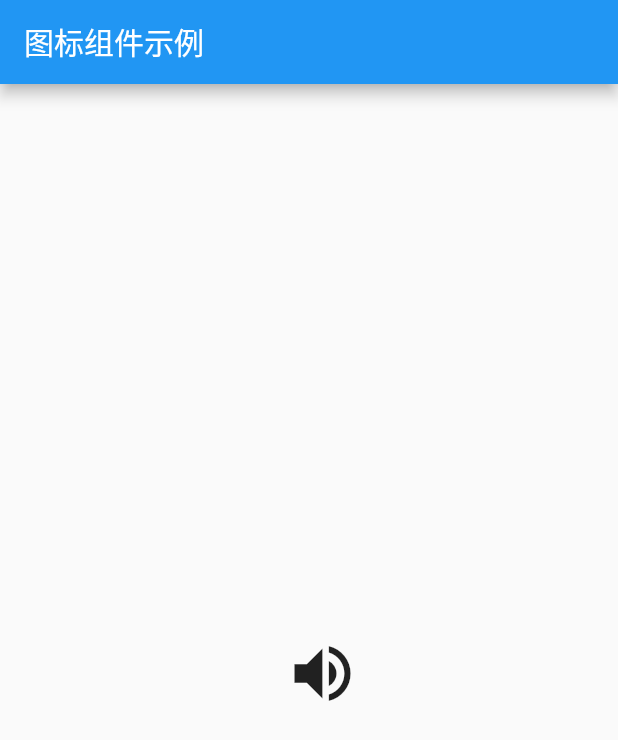
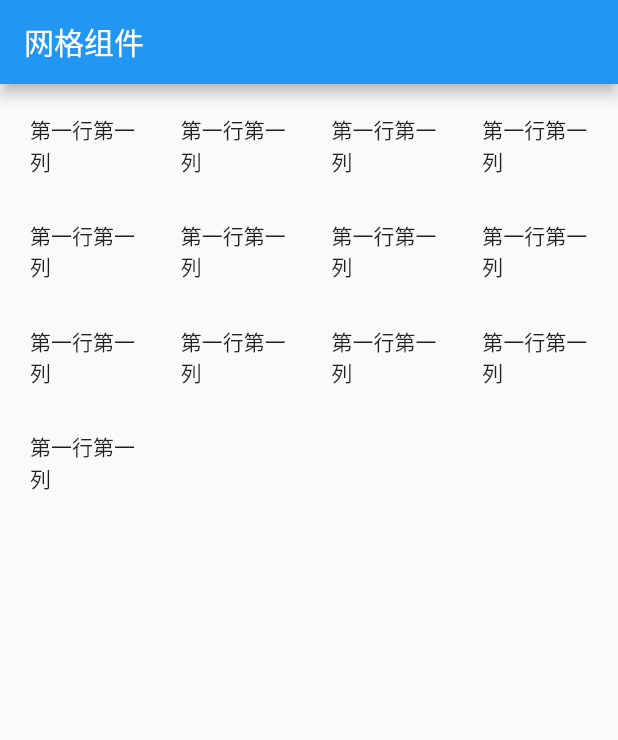
Before and after one commit to JayRichrd/foutterdemo, a Flutter app: the screen it shows after launch, on a phone screen of 412 x 824 dp. Shown: the top 740 px of the screen. Run offline on Flutter 3.47's test engine with Material 2 defaults, Android fonts, the phone set to English and light mode, and no system bars.

Commit message:
feat(list): 列表组件

```diff
--- a/lib/main.dart
+++ b/lib/main.dart
@@ -4,15 +4,36 @@ import 'package:http/http.dart' as http;
 import 'dart:convert';
 import 'dart:io';
 
-void main() => runApp(MyApp());
+void main() =>
+    runApp(MyApp(items: List<String>.generate(500, (i) => "Item $i")));
 
 class MyApp extends StatelessWidget {
+  final List<String> items;
+
+  MyApp({Key key, @required this.items}) : super(key: key);
+
   @override
   Widget build(BuildContext context) {
     final appName = '自定义主题';
+//    return MaterialApp(
+//      title: 'Flutter Demo',
+//      home: Scaffold(
+//        appBar: AppBar(
+//          title: Text('长列表'),
+//        ),
+//        body: ListView.builder(
+//          itemCount: items.length,
+//          itemBuilder: (context, index) {
+//            return ListTile(
+//              leading: Icon(Icons.phone),
+//              title: Text('${items[index]}'),
+//            );
+//          },
+//        ),
+//      ),
+//    );
     return MaterialApp(
-      title: '容器组件示例',
-      home: LayoutDemo(),
+      home: GridDemoLayout(),
     );
   }
 
@@ -35,6 +56,118 @@ class MyApp extends StatelessWidget {
     } catch (e) {
       print("请求失败：$e");
     } finally {}
+  }
+}
+
+class GridDemoLayout extends StatelessWidget {
+  @override
+  Widget build(BuildContext context) {
+    return MaterialApp(
+      home: Scaffold(
+        appBar: AppBar(
+          title: Text('网格组件'),
+        ),
+        body: GridView.count(
+          primary: false,
+          padding: const EdgeInsets.all(20.0),
+          crossAxisSpacing: 30.0,
+          crossAxisCount: 4,
+          children: <Widget>[
+            const Text('第一行第一列'),
+            const Text('第一行第一列'),
+            const Text('第一行第一列'),
+            const Text('第一行第一列'),
+            const Text('第一行第一列'),
+            const Text('第一行第一列'),
+            const Text('第一行第一列'),
+            const Text('第一行第一列'),
+            const Text('第一行第一列'),
+            const Text('第一行第一列'),
+            const Text('第一行第一列'),
+            const Text('第一行第一列'),
+            const Text('第一行第一列'),
+          ],
+        ),
+      ),
+    );
+  }
+}
+
+class HorizontalLayout extends StatelessWidget {
+  @override
+  Widget build(BuildContext context) {
+    return MaterialApp(
+      title: '水平列表',
+      home: Scaffold(
+        appBar: AppBar(
+          title: Text('水平列表'),
+        ),
+        body: Container(
+          margin: EdgeInsets.symmetric(vertical: 20.0),
+          height: 200,
+          child: ListView(
+            scrollDirection: Axis.horizontal,
+            children: <Widget>[
+              Container(
+                width: 160.0,
+                color: Colors.lightBlue,
+              ),
+              Container(
+                width: 160.0,
+                color: Colors.amber,
+              ),
+              Container(
+                width: 160.0,
+                child: Column(
+                  children: <Widget>[
+                    Text(
+                      '水平',
+                      style:
+                          TextStyle(fontWeight: FontWeight.bold, fontSize: 36),
+                    ),
+                    Text(
+                      '列表',
+                      style:
+                          TextStyle(fontWeight: FontWeight.bold, fontSize: 36),
+                    ),
+                  ],
+                ),
+              ),
+            ],
+          ),
+        ),
+      ),
+    );
+  }
+}
+
+class VerticalLayout extends StatelessWidget {
+  @override
+  Widget build(BuildContext context) {
+    return MaterialApp(
+      title: '容器组件示例',
+      home: Scaffold(
+        appBar: AppBar(
+          title: Text('基础列表'),
+        ),
+        body: ListView(
+          children: <Widget>[
+            ListTile(
+              leading: Icon(Icons.alarm),
+              title: Text('Alarm'),
+            ),
+            ListTile(
+              leading: Icon(Icons.airplay),
+              title: Text('AirPlay'),
+            ),
+            ListTile(
+              leading: Icon(Icons.phone),
+              title: Text('Phone'),
+            ),
+          ],
+        ),
+      ),
+    );
   }
 }
 
```
